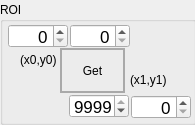
First picture: the form in GUI/qt/QtAddons/uxroiwidget.ui, repository neutronimaging/imagingsuite, before the edit.
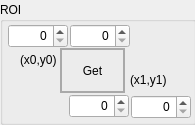
Second picture: the form after the edit.

The edit to the form file:
```diff
--- a/GUI/qt/QtAddons/uxroiwidget.ui
+++ b/GUI/qt/QtAddons/uxroiwidget.ui
@@ -37,11 +37,6 @@
       <height>24</height>
      </rect>
     </property>
-    <property name="font">
-     <font>
-      <pointsize>13</pointsize>
-     </font>
-    </property>
     <property name="toolTip">
      <string>y1 Coordinate</string>
     </property>
@@ -58,11 +53,6 @@
       <height>24</height>
      </rect>
     </property>
-    <property name="font">
-     <font>
-      <pointsize>13</pointsize>
-     </font>
-    </property>
     <property name="toolTip">
      <string>x1 Coordinate</string>
     </property>
@@ -73,7 +63,7 @@
      <number>9999</number>
     </property>
     <property name="value">
-     <number>9999</number>
+     <number>0</number>
     </property>
    </widget>
    <widget class="QSpinBox" name="spinX0">
@@ -85,11 +75,6 @@
       <height>24</height>
      </rect>
     </property>
-    <property name="font">
-     <font>
-      <pointsize>13</pointsize>
-     </font>
-    </property>
     <property name="toolTip">
      <string>x0 coordinate</string>
     </property>
@@ -106,11 +91,6 @@
       <height>24</height>
      </rect>
     </property>
-    <property name="font">
-     <font>
-      <pointsize>13</pointsize>
-     </font>
-    </property>
     <property name="toolTip">
      <string>y0 Coordinate</string>
     </property>
```
